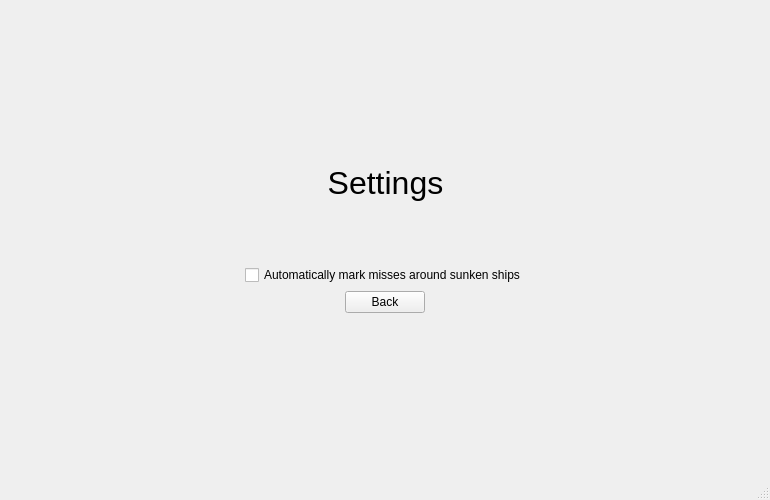
First picture: the form in battleship.ui, repository B1rtek/battleship-py, before the edit.
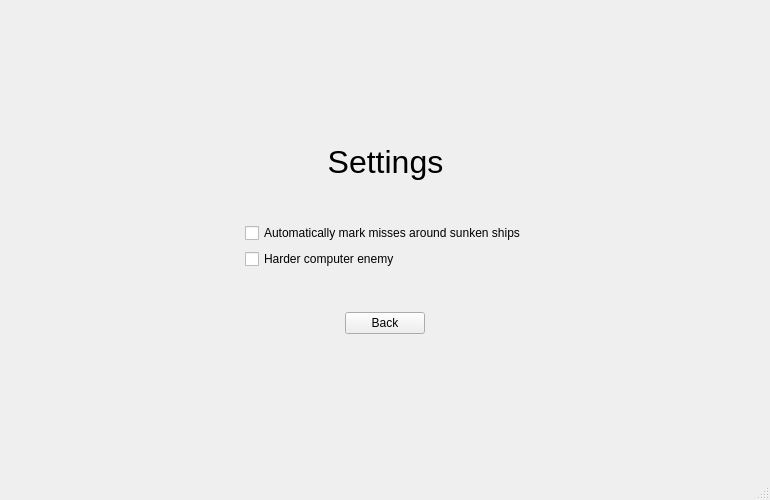
Second picture: the form after the edit. The open tabs and pages were chosen to show the change.

Commit message: Added the option to play with harder enemy in the settings page

What changed in the file:
```diff
--- a/battleship.ui
+++ b/battleship.ui
@@ -1002,7 +1002,7 @@
               </property>
              </spacer>
             </item>
-            <item>
+            <item alignment="Qt::AlignLeft">
              <widget class="QCheckBox" name="checkbox_settings_mma">
               <property name="sizePolicy">
                <sizepolicy hsizetype="Minimum" vsizetype="Fixed">
@@ -1015,6 +1015,26 @@
               </property>
              </widget>
             </item>
+            <item alignment="Qt::AlignLeft">
+             <widget class="QCheckBox" name="checkbox_settings_hard_enemy">
+              <property name="text">
+               <string>Harder computer enemy</string>
+              </property>
+             </widget>
+            </item>
+            <item>
+             <spacer name="verticalSpacer_19">
+              <property name="orientation">
+               <enum>Qt::Vertical</enum>
+              </property>
+              <property name="sizeHint" stdset="0">
+               <size>
+                <width>20</width>
+                <height>40</height>
+               </size>
+              </property>
+             </spacer>
+            </item>
             <item alignment="Qt::AlignHCenter">
              <widget class="QPushButton" name="button_settings_back">
               <property name="text">
```
Left out of the diff: 2 changed lines with no effect on the pictures. The commit also changes 2 other files.
